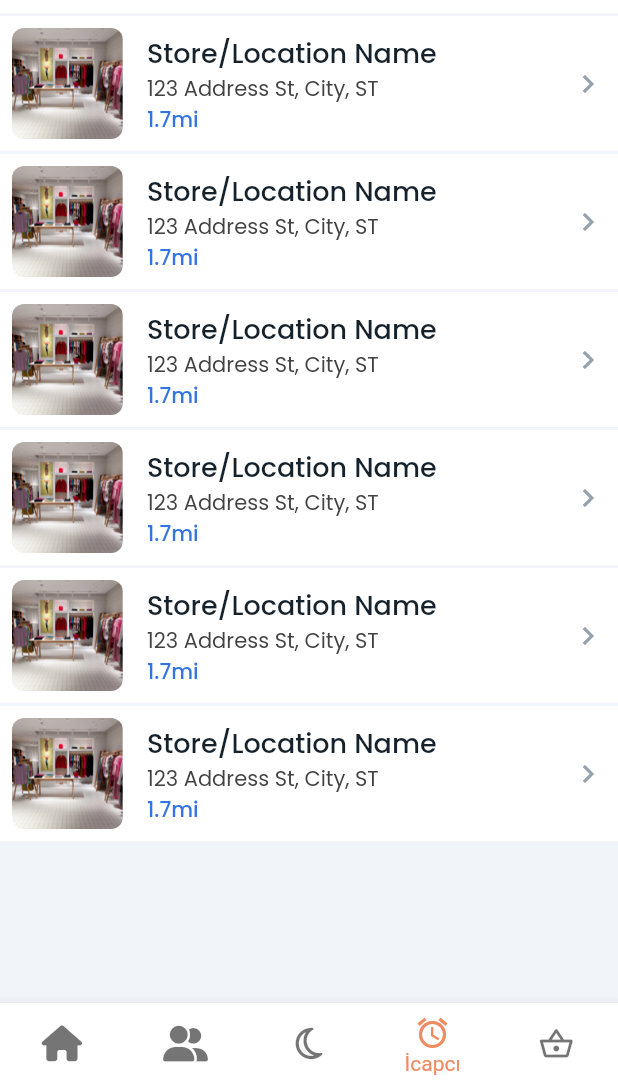
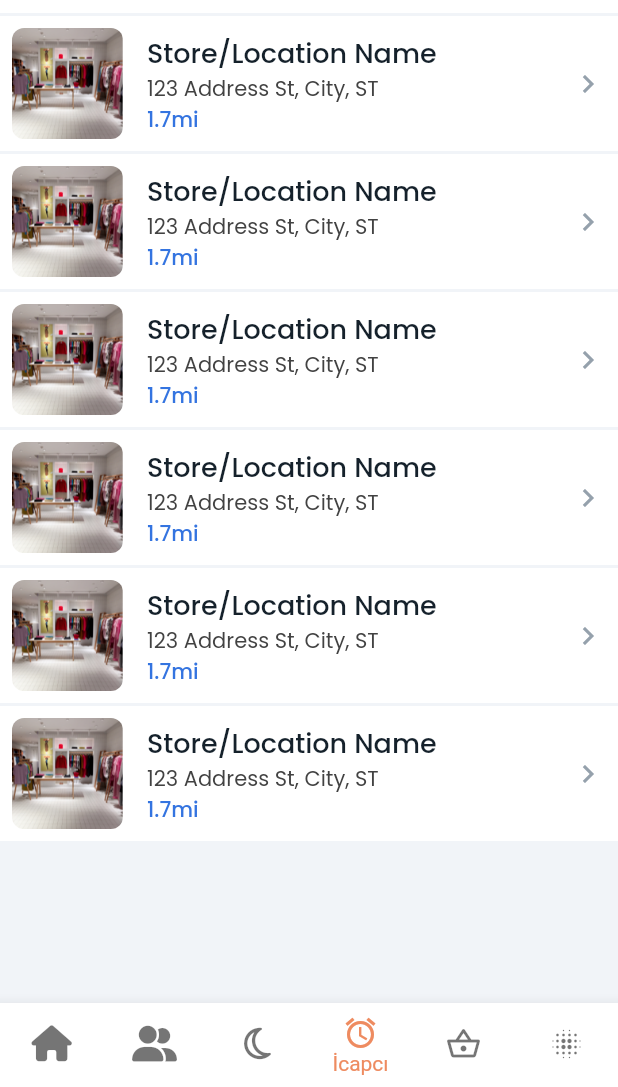
Before and after one commit to kcetin/hastane, a Flutter app: the NavBarPage screen opened directly, item 4 of the bottom bar chosen, on a phone screen of 412 x 824 dp, the part 149-1236 px from its top. Run offline on Flutter 3.47's test engine with Material 2 defaults, Android fonts, the phone set to English and light mode, and no system bars; our stand-ins replace auto_size_text, built_collection, built_value, cached_network_image, cloud_firestore, firebase_auth and 9 more; accounts and stored records are empty; generated files the repository leaves out were written again; network calls fail.

```diff
--- a/lib/main.dart
+++ b/lib/main.dart
@@ -9,6 +9,7 @@ import 'rehber/rehber_widget.dart';
 import 'nobet/nobet_widget.dart';
 import 'icapci/icapci_widget.dart';
 import 'yonetim/yonetim_widget.dart';
+import 'giris/giris_widget.dart';
 
 void main() async {
   WidgetsFlutterBinding.ensureInitialized();
@@ -62,7 +63,7 @@ class NavBarPage extends StatefulWidget {
 
 /// This is the private State class that goes with NavBarPage.
 class _NavBarPageState extends State<NavBarPage> {
-  String _currentPage = 'Anasayfa';
+  String _currentPage = 'giris';
 
   @override
   void initState() {
@@ -78,6 +79,7 @@ class _NavBarPageState extends State<NavBarPage> {
       'nobet': NobetWidget(),
       'icapci': IcapciWidget(),
       'yonetim': YonetimWidget(),
+      'giris': GirisWidget(),
     };
     return Scaffold(
       body: tabs[_currentPage],
@@ -121,6 +123,17 @@ class _NavBarPageState extends State<NavBarPage> {
               size: 24,
             ),
             label: 'Yönetim',
+          ),
+          BottomNavigationBarItem(
+            icon: Icon(
+              Icons.blur_on_outlined,
+              size: 24,
+            ),
+            activeIcon: Icon(
+              Icons.blur_circular_sharp,
+              size: 24,
+            ),
+            label: 'Giriş',
           )
         ],
         backgroundColor: Colors.white,
--- a/lib/phone_s_m_s_page/phone_s_m_s_page_widget.dart
+++ b/lib/phone_s_m_s_page/phone_s_m_s_page_widget.dart
@@ -158,7 +158,7 @@ class _PhoneSMSPageWidgetState extends State<PhoneSMSPageWidget> {
                                       context,
                                       MaterialPageRoute(
                                         builder: (context) =>
-                                            NavBarPage(initialPage: 'Anasayfa'),
+                                            NavBarPage(initialPage: 'giris'),
                                       ),
                                       (r) => false,
                                     );
```
Also changed, not shown: lib/giris/giris_widget.dart (+95 -2 lines), lib/nobet/nobet_widget.dart (+17 -10 lines).
